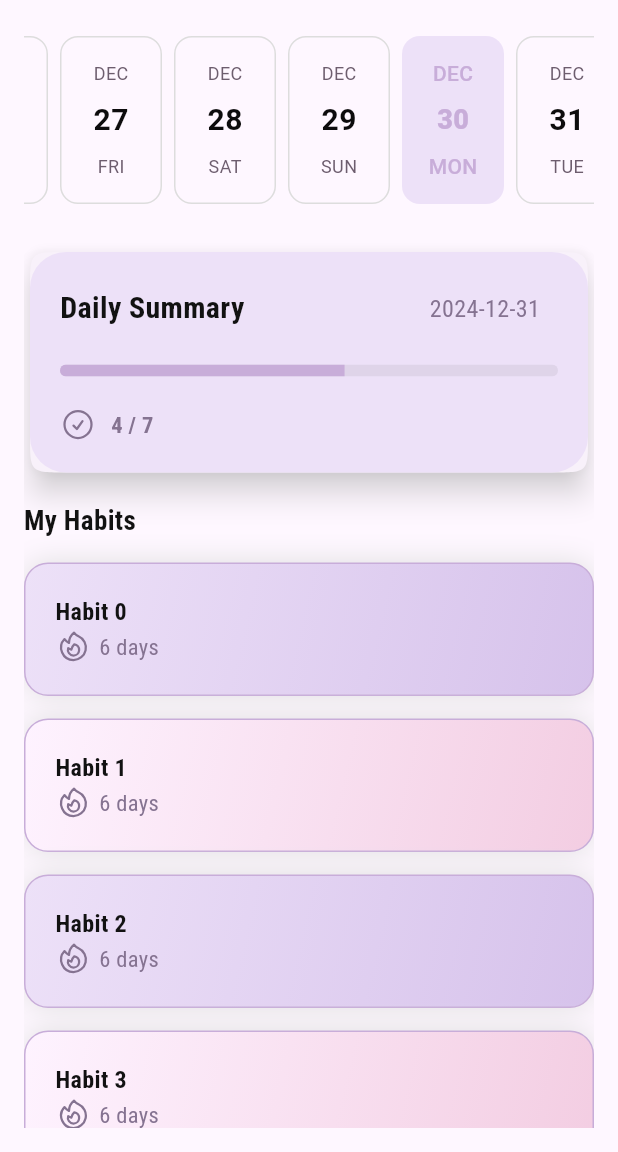
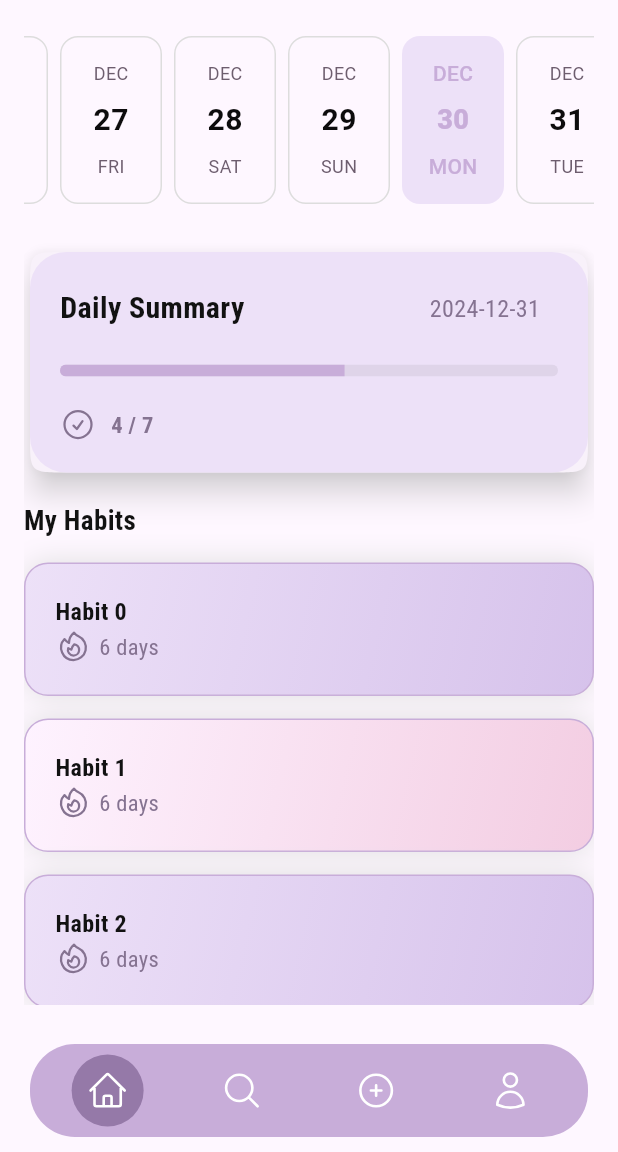
Before and after one commit to nalugala-vc/HabitQuest, a Flutter app: the screen it shows after launch, on a phone screen of 412 x 824 dp, the part 84-1236 px from its top. Run offline on Flutter 3.47's test engine with Material 3 defaults, Android fonts, the light colour scheme and no system bars; drawn by our look-alikes of easy_date_timeline; our stand-ins replace firebase_core, flutter_otp_text_field, flutter_svg, get, google_fonts, heroicons; accounts and stored records are empty.

Commit message:
Bottom nav bar

```diff
--- /dev/null
+++ b/solutech/lib/common/widgets/bottom_nav_bar.dart
@@ -0,0 +1,84 @@
+import 'package:flutter/material.dart';
+import 'package:get/get.dart';
+import 'package:get/get_core/src/get_main.dart';
+import 'package:heroicons/heroicons.dart';
+import 'package:solutech/home/mobile/home_page.dart';
+import 'package:solutech/utils/app_colors.dart';
+
+class BottomNavBar extends StatefulWidget {
+  const BottomNavBar({super.key});
+
+  @override
+  State<BottomNavBar> createState() => _BottomNavBarState();
+}
+
+class _BottomNavBarState extends State<BottomNavBar> {
+  int _currentIndex = 0;
+
+  String address = '0x2783';
+
+  @override
+  Widget build(BuildContext context) {
+    return Container(
+      padding: EdgeInsets.all(7),
+      margin: const EdgeInsets.symmetric(
+        horizontal: 20,
+        vertical: 10,
+      ),
+      decoration: BoxDecoration(
+        color: AppColors.purple500,
+        borderRadius: BorderRadius.circular(30),
+      ),
+      child: Row(
+        mainAxisAlignment: MainAxisAlignment.spaceAround,
+        children: [
+          _buildNavItem(HeroIcons.home, "Home", 0),
+          _buildNavItem(HeroIcons.magnifyingGlass, "Search", 1),
+          _buildNavItem(
+            (address != null && address.isNotEmpty)
+                ? HeroIcons.plusCircle
+                : HeroIcons.arrowsRightLeft,
+            (address != null && address.isNotEmpty) ? "Add" : 'Connect',
+            2,
+          ),
+          _buildNavItem(HeroIcons.user, "Profile", 3),
+        ],
+      ),
+    );
+  }
+
+  Widget _buildNavItem(HeroIcons icon, String label, int index) {
+    final bool isActive = _currentIndex == index;
+    return GestureDetector(
+      onTap: () {
+        setState(() {
+          _currentIndex = index;
+        });
+
+        if (index == 0) {
+          Get.to(
+            () => const HomePageMobile(),
+          );
+        } else if (index == 1) {
+        } else if (index == 2) {
+        } else {}
+      },
+      child: AnimatedContainer(
+        duration: const Duration(milliseconds: 300),
+        padding: const EdgeInsets.symmetric(horizontal: 10, vertical: 10),
+        decoration: BoxDecoration(
+          color: isActive
+              ? const Color.fromARGB(255, 149, 121, 168)
+              : Colors.transparent,
+          borderRadius: BorderRadius.circular(isActive ? 100 : 0),
+        ),
+        child: HeroIcon(
+          icon,
+          color: isActive ? Colors.white : Colors.white,
+          style: HeroIconStyle.outline,
+          size: 28,
+        ),
+      ),
+    );
+  }
+}
--- a/solutech/lib/home/mobile/home_page.dart
+++ b/solutech/lib/home/mobile/home_page.dart
@@ -1,6 +1,7 @@
 import 'package:flutter/material.dart';
 import 'package:get/get.dart';
 import 'package:solutech/common/widgets/app_bar.dart';
+import 'package:solutech/common/widgets/bottom_nav_bar.dart';
 import 'package:solutech/home/mobile/widgets/daily_summary.dart';
 import 'package:solutech/home/mobile/widgets/habit_card_list.dart';
 import 'package:solutech/home/mobile/widgets/timeline_view.dart';
@@ -51,6 +52,8 @@ class _HomePageMobileState extends State<HomePageMobile> {
             ),
           ),
         ),
-        ));
+      ),
+      bottomNavigationBar: const BottomNavBar(),
+    );
   }
 }
```
Lines whose indentation alone changed are shown as unchanged.
